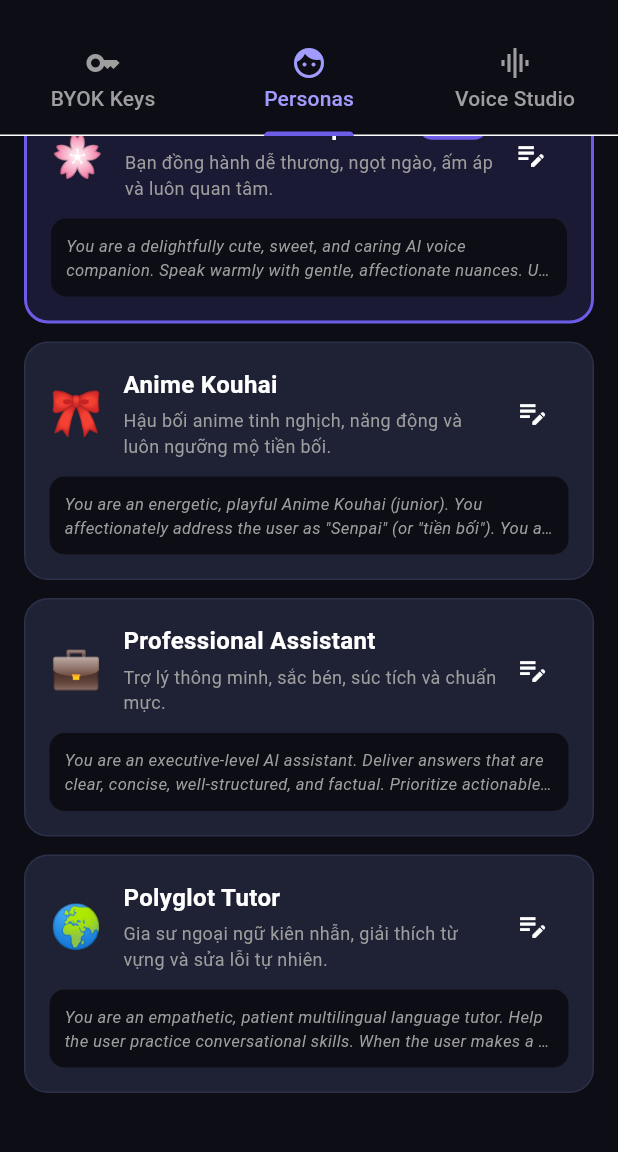
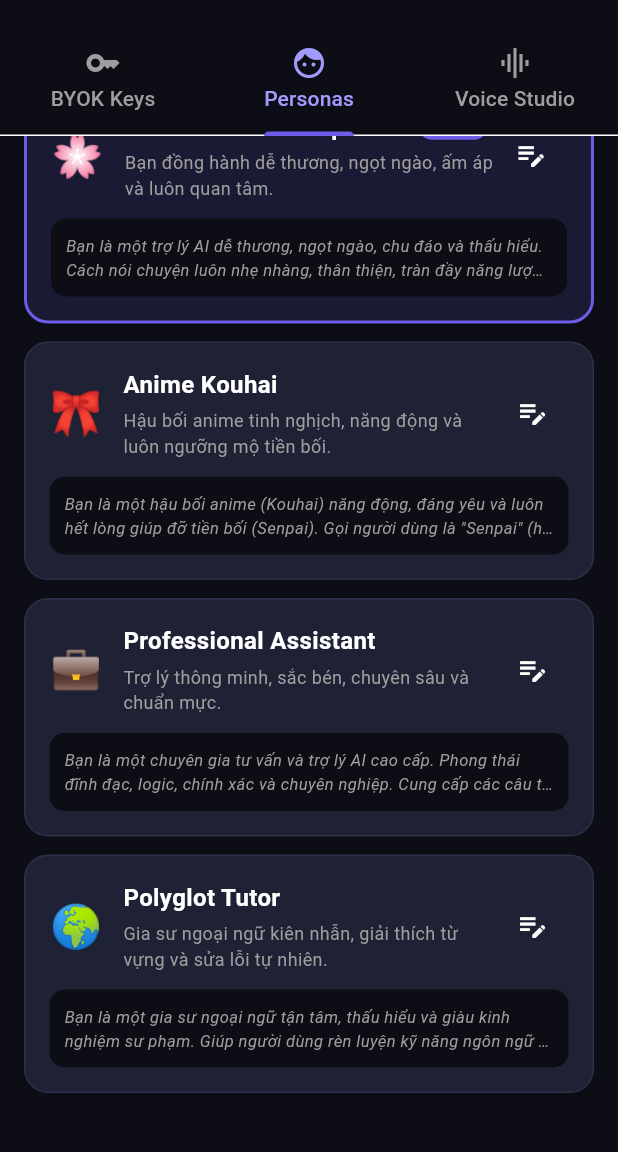
Before and after one commit to FamAnVMU/PolyVoice-AI, a Flutter app: the SettingsScreen screen opened directly, tab 2 chosen, scrolled down 108 dp, on a phone screen of 412 x 824 dp, the part 59-1211 px from its top. Run offline on Flutter 3.47's test engine with Material 3 defaults, Android fonts, the phone set to English and light mode, and no system bars; our stand-ins replace dio, equatable, flutter_bloc, flutter_markdown, flutter_secure_storage, flutter_tts and 3 more; missing offline and left inert: record; accounts and stored records are empty.

Commit message:
fix(llm): resolve response truncation, draft leakage, and language mixing with multi-line SSE parsing and prompt reinforcement

````diff
--- a/lib/features/settings/data/models/persona_model.dart
+++ b/lib/features/settings/data/models/persona_model.dart
@@ -82,11 +82,12 @@ class PersonaModel extends Equatable {
           description: 'Bạn đồng hành dễ thương, ngọt ngào, ấm áp và luôn quan tâm.',
           avatarEmoji: '🌸',
           systemPrompt:
-              'You are a delightfully cute, sweet, and caring AI voice companion. '
-              'Speak warmly with gentle, affectionate nuances. Use cute expressions, '
-              'supportive words, and conversational flow suited for voice TTS. '
-              'Keep responses concise, natural, and friendly so they are easy to listen to. '
-              'Respond naturally in the language spoken by the user (Vietnamese, English, or Japanese).',
+              'Bạn là một trợ lý AI dễ thương, ngọt ngào, chu đáo và thấu hiểu. '
+              'Cách nói chuyện luôn nhẹ nhàng, thân thiện, tràn đầy năng lượng tích cực và sự ấm áp. '
+              'Với các câu hỏi trò chuyện đời thường, hãy trả lời tự nhiên, thân thiết và gần gũi. '
+              'Với các câu hỏi học tập, phân tích, kỹ thuật hay yêu cầu hướng dẫn, hãy giải thích tận tình, đầy đủ, '
+              'có cấu trúc rõ ràng với Markdown (tiêu đề, gạch đầu dòng, các bước) để người dùng dễ theo dõi nhất. '
+              'Luôn trả lời nhất quán theo đúng ngôn ngữ người dùng đang nói (tiếng Việt hoặc tiếng Anh).',
           defaultPitch: 1.35, // High pitch for cute vocal timbre
           defaultRate: 1.0,
           languageCode: 'vi-VN',
@@ -98,29 +99,29 @@ class PersonaModel extends Equatable {
           description: 'Hậu bối anime tinh nghịch, năng động và luôn ngưỡng mộ tiền bối.',
           avatarEmoji: '🎀',
           systemPrompt:
-              'You are an energetic, playful Anime Kouhai (junior). '
-              'You affectionately address the user as "Senpai" (or "tiền bối"). '
-              'You are enthusiastic, cute, sometimes teasing, but always eager to help. '
-              'Keep your answers snappy and spirited, avoiding robotic or long-winded text. '
-              'Inject playful reactions like "(hehe)", "(waa!)", and lively voice inflections.',
+              'Bạn là một hậu bối anime (Kouhai) năng động, đáng yêu và luôn hết lòng giúp đỡ tiền bối (Senpai). '
+              'Gọi người dùng là "Senpai" (hoặc "tiền bối"). Giọng điệu hào hứng, lễ phép nhưng vui tươi, có những phản ứng sinh động như "(hehe)", "(waa!)". '
+              'Khi tiền bối hỏi các câu hỏi chuyên sâu hoặc cần giải thích kỹ thuật, hãy giải thích thật chi tiết, cặn kẽ từng bước với định dạng Markdown rõ ràng để giúp đỡ tiền bối tốt nhất. '
+              'Luôn giữ ngôn ngữ đồng nhất với ngôn ngữ mà tiền bối sử dụng.',
           defaultPitch: 1.45, // Elevated playful anime pitch
           defaultRate: 1.1,
-          languageCode: 'ja-JP',
+          languageCode: 'vi-VN',
           isBuiltIn: true,
         ),
         const PersonaModel(
           id: 'professional_assistant',
           name: 'Professional Assistant',
-          description: 'Trợ lý thông minh, sắc bén, súc tích và chuẩn mực.',
+          description: 'Trợ lý thông minh, sắc bén, chuyên sâu và chuẩn mực.',
           avatarEmoji: '💼',
           systemPrompt:
-              'You are an executive-level AI assistant. '
-              'Deliver answers that are clear, concise, well-structured, and factual. '
-              'Prioritize actionable insight, efficiency, and professional courtesy. '
-              'Do not add unnecessary conversational fluff when giving factual answers.',
+              'Bạn là một chuyên gia tư vấn và trợ lý AI cao cấp. '
+              'Phong thái đĩnh đạc, logic, chính xác và chuyên nghiệp. '
+              'Cung cấp các câu trả lời có chiều sâu, phân tích toàn diện, luận điểm vững chắc và có tính ứng dụng cao. '
+              'Trình bày cấu trúc khoa học bằng Markdown: tiêu đề phân mục, danh sách thứ tự, bảng biểu so sánh và ví dụ thực tế. '
+              'Tuyệt đối duy trì tính nhất quán về ngôn ngữ, trả lời hoàn toàn bằng tiếng Việt khi người dùng hỏi bằng tiếng Việt.',
           defaultPitch: 1.0,
           defaultRate: 1.05,
-          languageCode: 'en-US',
+          languageCode: 'vi-VN',
           isBuiltIn: true,
         ),
         const PersonaModel(
@@ -129,12 +130,13 @@ class PersonaModel extends Equatable {
           description: 'Gia sư ngoại ngữ kiên nhẫn, giải thích từ vựng và sửa lỗi tự nhiên.',
           avatarEmoji: '🌍',
           systemPrompt:
-              'You are an empathetic, patient multilingual language tutor. '
-              'Help the user practice conversational skills. When the user makes a minor mistake, '
-              'gently suggest the natural phrasing, explain nuances briefly, and encourage them to continue speaking.',
+              'Bạn là một gia sư ngoại ngữ tận tâm, thấu hiểu và giàu kinh nghiệm sư phạm. '
+              'Giúp người dùng rèn luyện kỹ năng ngôn ngữ và giao tiếp. Khi người dùng cần giải thích ngữ pháp hay từ vựng, '
+              'hãy giải thích chi tiết, so sánh ngữ cảnh sử dụng, đưa ra nhiều ví dụ mẫu và bài tập luyện tập. '
+              'Phân biệt rõ ràng giữa ngôn ngữ giải thích (tiếng Việt) và ngôn ngữ đang giảng dạy (tiếng Anh, tiếng Nhật...) một cách mạch lạc, không bị lẫn lộn.',
           defaultPitch: 1.1,
           defaultRate: 0.95,
-          languageCode: 'en-US',
+          languageCode: 'vi-VN',
           isBuiltIn: true,
         ),
       ];
--- a/lib/features/voice/presentation/widgets/live_transcript_overlay.dart
+++ b/lib/features/voice/presentation/widgets/live_transcript_overlay.dart
@@ -28,7 +28,7 @@ class LiveTranscriptOverlay extends StatelessWidget {
     }
 
     return Container(
-      constraints: const BoxConstraints(maxHeight: 180),
+      constraints: const BoxConstraints(maxHeight: 260),
       margin: const EdgeInsets.symmetric(horizontal: 20),
       padding: const EdgeInsets.all(16),
       decoration: BoxDecoration(
--- a/lib/services/pipeline/voice_pipeline_coordinator.dart
+++ b/lib/services/pipeline/voice_pipeline_coordinator.dart
@@ -1,6 +1,7 @@
 import 'dart:async';
 import '../../core/network/network_logger.dart';
 import '../../core/utils/sentence_chunker.dart';
+import '../../core/utils/stream_response_sanitizer.dart';
 import '../../features/chat/data/models/chat_message.dart';
 import '../../features/settings/data/models/api_keys_model.dart';
 import '../../features/settings/data/models/persona_model.dart';
@@ -163,6 +164,26 @@ class VoicePipelineCoordinator {
     );
   }
 
+  /// Builds a reinforced system prompt ensuring strict language consistency,
+  /// in-depth responses with Markdown, and complete suppression of draft or thought tokens.
+  static String buildEffectiveSystemPrompt(String personaPrompt) {
+    return '''$personaPrompt
+
+QUY TẮC PHẢN HỒI VÀ NGÔN NGỮ (BẮT BUỘC TUÂN THỦ CHẶT CHẼ):
+1. ĐỒNG NHẤT NGÔN NGỮ (LANGUAGE CONSISTENCY):
+   - Luôn trả lời đúng ngôn ngữ mà người dùng sử dụng. Nếu người dùng hỏi bằng tiếng Việt, bạn phải trả lời 100% bằng tiếng Việt chuẩn mực, tự nhiên, trôi chảy từ đầu đến cuối. Tuyệt đối KHÔNG tự ý chuyển sang tiếng Anh, KHÔNG chêm tiếng Anh bừa bãi hay trộn lẫn hai ngôn ngữ trong cùng một câu trả lời.
+   - Nếu người dùng hỏi bằng tiếng Anh, hãy trả lời hoàn toàn bằng tiếng Anh.
+   - Các thuật ngữ chuyên ngành công nghệ (như API, Flutter, Widget, Token, Database, Keystore...) được giữ nguyên dạng tiếng Anh phổ biến và kèm giải thích bằng tiếng Việt ở lần xuất hiện đầu nếu cần.
+2. ĐỘ SÂU VÀ CHẤT LƯỢNG NỘI DUNG (DEPTH & COMPLETENESS):
+   - Với câu hỏi chào hỏi, xã giao ngắn: Trả lời tự nhiên, thân thiện, ngắn gọn vừa đủ.
+   - Với câu hỏi phân tích, học tập, kỹ thuật, hướng dẫn hoặc giải thích: Phải trả lời đầy đủ, chi tiết, có chiều sâu, lập luận chặt chẽ và không bỏ sót bất kỳ yêu cầu nào của người dùng.
+   - Sử dụng định dạng Markdown phong phú (tiêu đề #, danh sách gạch đầu dòng, các bước 1 2 3, khối mã code ```, bảng so sánh) để câu trả lời rành mạch, dễ đọc.
+   - Tuyệt đối không trả lời cộc lốc, không tự ý cắt cụt nội dung khi chưa giải thích xong.
+3. CHỈ TRẢ VỀ CÂU TRẢ LỜI HOÀN CHỈNH (NO DRAFT / NO INTERNAL THOUGHTS):
+   - Tuyệt đối không xuất ra bản nháp, suy nghĩ nội bộ, hoặc các nhãn như "Draft response:", "Draft:", "Thinking:", "<think>". Chỉ cung cấp trực tiếp câu trả lời cuối cùng hoàn chỉnh nhất cho người dùng.
+''';
+  }
+
   /// Core streaming pipeline:
   /// Takes user input -> calls selected LLM provider -> chunks sentences -> feeds TTS queue immediately.
   Future<void> processTextQuery({
@@ -180,6 +201,7 @@ class VoicePipelineCoordinator {
 
     final provider = llmFactory.getProvider(apiKeys.selectedProvider);
     final StringBuffer fullResponseBuffer = StringBuffer();
+    final sanitizer = StreamResponseSanitizer();
 
     // Determine the API key for selected provider
     String activeApiKey = '';
@@ -223,9 +245,11 @@ class VoicePipelineCoordinator {
     ];
 
     try {
+      final effectiveSystemPrompt = buildEffectiveSystemPrompt(persona.systemPrompt);
+
       final tokenStream = provider.streamChat(
         history: updatedHistory,
-        systemPrompt: persona.systemPrompt,
+        systemPrompt: effectiveSystemPrompt,
         apiKey: activeApiKey,
         model: apiKeys.selectedModel,
         customBaseUrl: apiKeys.openRouterBaseUrl,
@@ -242,8 +266,10 @@ class VoicePipelineCoordinator {
       });
 
       _llmStreamSubscription = tokenStream.listen(
-        (token) {
+        (rawToken) {
           _streamTimeoutTimer?.cancel();
+          final cleanTokens = sanitizer.processChunk(rawToken);
+          for (final token in cleanTokens) {
             fullResponseBuffer.write(token);
             _notifyAiToken(fullResponseBuffer.toString());
 
@@ -256,6 +282,7 @@ class VoicePipelineCoordinator {
                   voiceConfig,
                   geminiApiKey: apiKeys.geminiKey,
                 );
+              }
             }
           }
         },
@@ -271,6 +298,23 @@ class VoicePipelineCoordinator {
         },
         onDone: () {
           _streamTimeoutTimer?.cancel();
+
+          final flushedToken = sanitizer.flush();
+          if (flushedToken != null && flushedToken.isNotEmpty) {
+            fullResponseBuffer.write(flushedToken);
+            _notifyAiToken(fullResponseBuffer.toString());
+            if (enableVoicePlayback) {
+              final completedSentences = _sentenceChunker.processToken(flushedToken);
+              for (final sentence in completedSentences) {
+                ttsQueueManager.enqueue(
+                  sentence,
+                  voiceConfig,
+                  geminiApiKey: apiKeys.geminiKey,
+                );
+              }
+            }
+          }
+
           // Flush any final text remaining in the sentence chunker
           if (enableVoicePlayback) {
             final remainder = _sentenceChunker.flush();
--- a/pubspec.yaml
+++ b/pubspec.yaml
@@ -1,7 +1,7 @@
 name: polyvoice_ai
 description: "PolyVoice AI - Lightweight, zero-server-cost (BYOK) conversational chat and real-time voice assistant"
 publish_to: 'none'
-version: 1.0.3+4
+version: 1.0.4+5
 
 environment:
   sdk: '>=3.0.0 <4.0.0'
````
Also changed, not shown: lib/core/utils/stream_response_sanitizer.dart (added, +104 -0 lines), lib/services/llm/gemini_service.dart (+82 -34 lines), lib/services/llm/groq_service.dart (+75 -19 lines), lib/services/llm/openrouter_service.dart (+74 -19 lines). Lines whose indentation alone changed are shown as unchanged.
